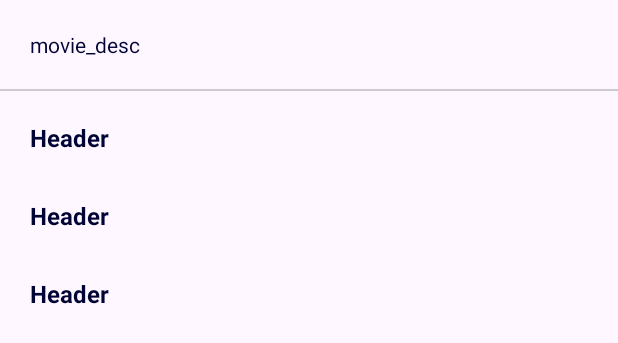
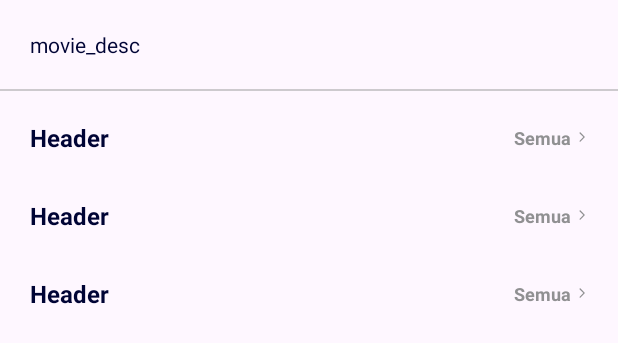
Before and after one commit to StanceFreak/OmkeGams, an Android app: the layout fragment_sinopsis.xml on its own in the app's theme, with its tools: preview values and no code run, on a phone screen of 412 x 824 dp. Shown: the top 343 px of the screen. Run offline under Robolectric (Android 15) with nearby library versions, the phone set to English and light mode, and no system bars.

Commit message:
feat(bottom btn): added new see all button only on trailer header when the trailer data size is bigger than 10 data

```diff
--- a/app/src/main/java/com/stancefreak/pihakaseng/view/adapter/SinopsisParentAdapter.kt
+++ b/app/src/main/java/com/stancefreak/pihakaseng/view/adapter/SinopsisParentAdapter.kt
@@ -2,6 +2,7 @@ package com.stancefreak.pihakaseng.view.adapter
 
 import android.content.Context
 import android.view.LayoutInflater
+import android.view.View
 import android.view.ViewGroup
 import androidx.recyclerview.widget.LinearLayoutManager
 import androidx.recyclerview.widget.RecyclerView
@@ -17,6 +18,17 @@ class SinopsisParentAdapter(
             binding.apply {
                 val childAdapter = SinopsisChildAdapter(header, data)
                 tvItemSinopsisParentHeader.text = header
+                if (header == "Pemeran") {
+                    tvItemSinopsisParentSeeAll.visibility = View.GONE
+                }
+                else {
+                    if (data.trailer.size > 10) {
+                        tvItemSinopsisParentSeeAll.visibility = View.VISIBLE
+                    }
+                    else {
+                        tvItemSinopsisParentSeeAll.visibility = View.GONE
+                    }
+                }
                 rvSinopsisChildren.apply {
                     layoutManager = LinearLayoutManager(context, LinearLayoutManager.HORIZONTAL, false)
                     adapter = childAdapter
--- /dev/null
+++ b/app/src/main/res/drawable/ic_arrow_forward_gray.xml
@@ -0,0 +1,5 @@
+<vector xmlns:android="http://schemas.android.com/apk/res/android" android:autoMirrored="true" android:height="8dp" android:tint="#909092" android:viewportHeight="24" android:viewportWidth="24" android:width="8dp">
+
+    <path android:fillColor="@android:color/white" android:pathData="M7.38,21.01c0.49,0.49 1.28,0.49 1.77,0l8.31,-8.31c0.39,-0.39 0.39,-1.02 0,-1.41L9.15,2.98c-0.49,-0.49 -1.28,-0.49 -1.77,0s-0.49,1.28 0,1.77L14.62,12l-7.25,7.25c-0.48,0.48 -0.48,1.28 0.01,1.76z"/>
+
+</vector>
--- a/app/src/main/res/layout/fragment_sinopsis.xml
+++ b/app/src/main/res/layout/fragment_sinopsis.xml
@@ -24,6 +24,7 @@
         android:id="@+id/rv_sinopsis_parent"
         android:layout_width="match_parent"
         android:layout_height="wrap_content"
+        android:paddingTop="20dp"
         tools:listitem="@layout/item_list_sinopsis_parent"/>
 
 </LinearLayout>
--- a/app/src/main/res/layout/item_list_sinopsis_parent.xml
+++ b/app/src/main/res/layout/item_list_sinopsis_parent.xml
@@ -3,17 +3,38 @@
     android:orientation="vertical"
     android:layout_width="match_parent"
     android:layout_height="wrap_content"
-    android:layout_marginTop="20dp">
+    android:layout_marginBottom="20dp">
+
+    <RelativeLayout
+        android:layout_width="match_parent"
+        android:layout_height="wrap_content"
+        android:layout_marginHorizontal="20dp">
 
         <TextView
             android:id="@+id/tv_item_sinopsis_parent_header"
             android:layout_width="wrap_content"
             android:layout_height="wrap_content"
+            android:layout_alignParentStart="true"
             android:text="Header"
-        android:layout_marginHorizontal="20dp"
             android:textStyle="bold"
             android:textColor="@color/indigo"
             android:textSize="16sp"/>
+
+        <TextView
+            android:id="@+id/tv_item_sinopsis_parent_see_all"
+            android:layout_width="wrap_content"
+            android:layout_height="wrap_content"
+            android:layout_alignParentEnd="true"
+            android:text="Semua"
+            android:textSize="12sp"
+            android:textStyle="bold"
+            android:textColor="@color/gray_2"
+            android:layout_centerVertical="true"
+            android:gravity="center"
+            android:drawablePadding="3dp"
+            android:drawableEnd="@drawable/ic_arrow_forward_gray"/>
+
+    </RelativeLayout>
 
     <androidx.recyclerview.widget.RecyclerView
         android:id="@+id/rv_sinopsis_children"
```
Lines whose indentation alone changed are shown as unchanged.
